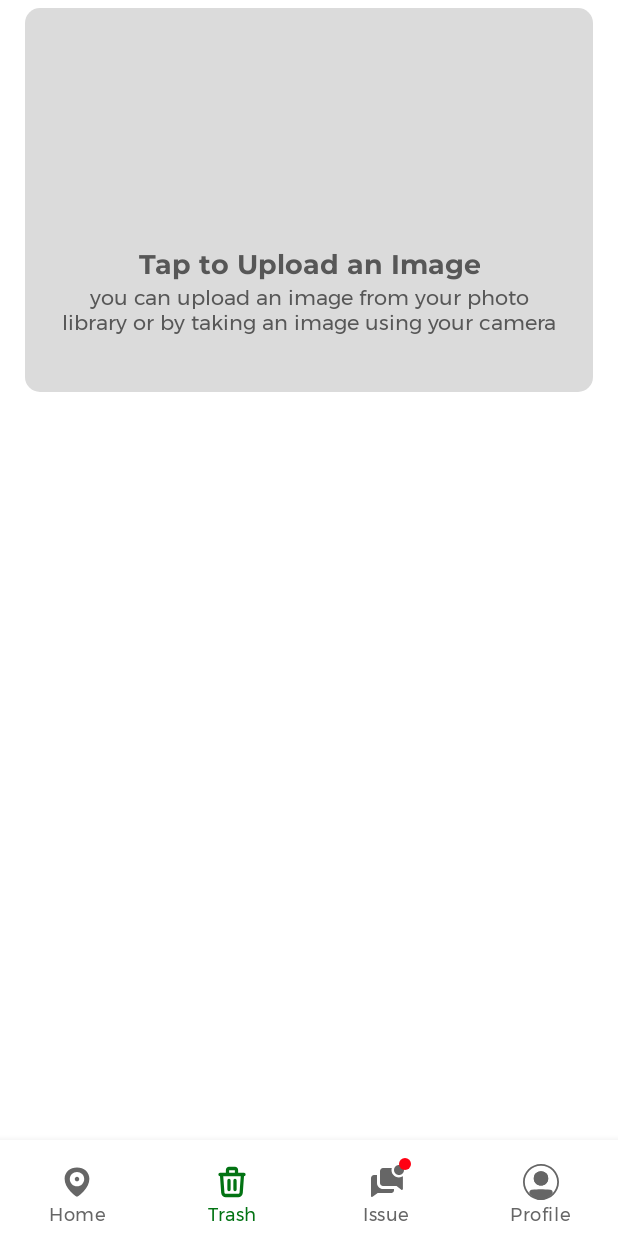
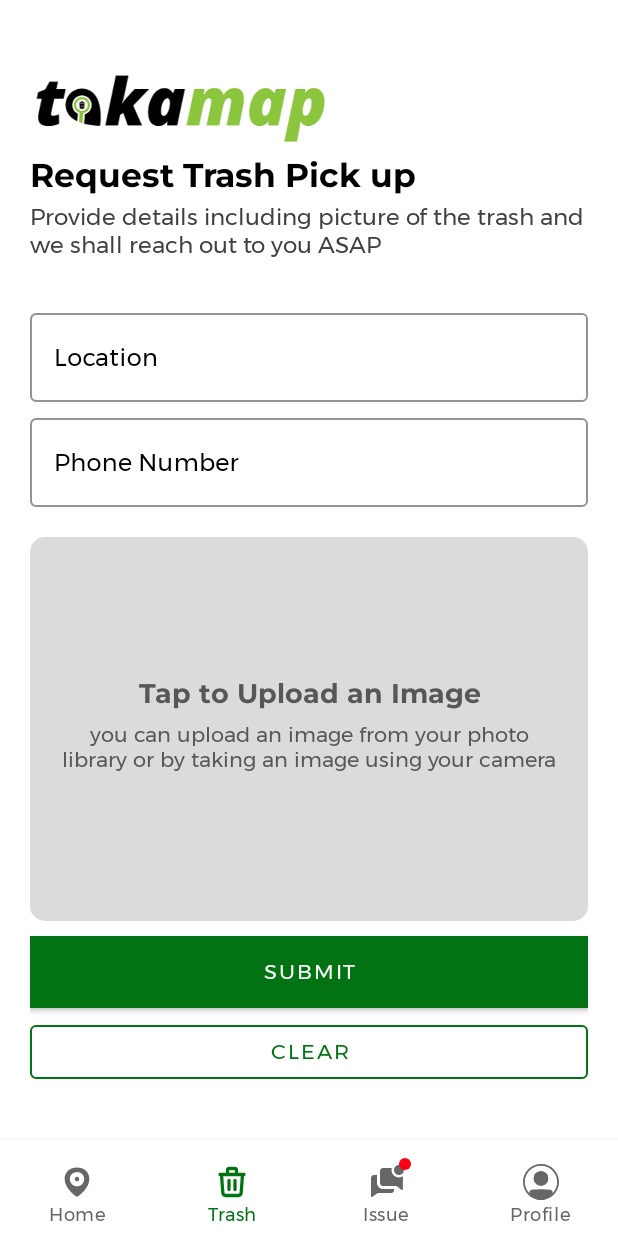
Before and after one commit to patrickhamzaokello/TakaMapNative, an Android app: the Trash screen opened through its navigation route, on a phone screen of 412 x 824 dp. Run offline under Robolectric (Android 15) with nearby library versions, the phone set to English and light mode, and no system bars; our stand-ins replace navigation-ui; libraries missing offline, so code that uses them is left out: com.androidnetworking.interceptors; 5 statements that could not run were skipped.

```diff
--- a/app/src/main/java/com/pkasemer/takamap/Apis/MovieApi.java
+++ b/app/src/main/java/com/pkasemer/takamap/Apis/MovieApi.java
@@ -61,8 +61,8 @@
             retrofit = new Retrofit.Builder()
                     .client(buildClient(context))
                     .addConverterFactory(GsonConverterFactory.create())
-                    .baseUrl("http://192.168.0.113:8080/projects/TakaMap/mobile/api/v1/")
-//                    .baseUrl("https://zodongofoods.com/mobile/api/v1/")
+//                    .baseUrl("http://192.168.0.113:8080/projects/TakaMap/mobile/api/v1/")
+                    .baseUrl("https://yugimap.com/mobile/api/v1/")
                     .build();
         }
         return retrofit;
--- a/app/src/main/java/com/pkasemer/takamap/Fragments/Home.java
+++ b/app/src/main/java/com/pkasemer/takamap/Fragments/Home.java
@@ -254,7 +254,7 @@
 //            markerOptions.icon(BitmapDescriptorFactory.defaultMarker(BitmapDescriptorFactory.HUE_GREEN));
 //            googleMap.addMarker(markerOptions);
             googleMap.moveCamera(CameraUpdateFactory.newLatLng(latLng));
-            googleMap.animateCamera(CameraUpdateFactory.zoomTo(14.8f));
+            googleMap.animateCamera(CameraUpdateFactory.zoomTo(12.8f));
 
         }
     }
@@ -311,9 +311,9 @@
 
             }
             //set latlng index ke 0
-            LatLng latLng = new LatLng(Double.parseDouble(listData.get(0).getLatitude()), Double.parseDouble(listData.get(0).getLongitude()));
+//            LatLng latLng = new LatLng(Double.parseDouble(listData.get(0).getLatitude()), Double.parseDouble(listData.get(0).getLongitude()));
             //lalu arahkan zooming ke marker index ke 0
-            googleMap.animateCamera(CameraUpdateFactory.newLatLngZoom(new LatLng(latLng.latitude,latLng.longitude), 14.0f));
+//            googleMap.animateCamera(CameraUpdateFactory.newLatLngZoom(new LatLng(latLng.latitude,latLng.longitude), 14.0f));
         }
 
         // adding on click listener to marker of google maps.
--- a/app/src/main/java/com/pkasemer/takamap/Fragments/Trash.java
+++ b/app/src/main/java/com/pkasemer/takamap/Fragments/Trash.java
@@ -40,7 +40,6 @@
     private ImageView imageView;
     Button  btnLoadimage;
     private Bitmap bitmap;
-    private ConstraintLayout uploadimageiconview;
     Uri imageUri;
 
     public Trash() {
@@ -71,8 +70,6 @@
 
 
         //show uploadimageiconview
-        uploadimageiconview = view.findViewById(R.id.uploadimageiconview);
-        uploadimageiconview.setVisibility(View.VISIBLE);
 
         imageView.setOnClickListener(new View.OnClickListener() {
             @Override
@@ -194,7 +191,7 @@
                         bitmap = (Bitmap) data.getExtras().get("data");
                         imageView.setVisibility(View.VISIBLE);
                         imageView.setImageBitmap(bitmap);
-                        uploadimageiconview.setVisibility(View.GONE);
+//                        uploadimageiconview.setVisibility(View.GONE);
                         btnLoadimage.setVisibility(View.VISIBLE);
                         // CALL THIS METHOD TO GET THE URI FROM THE BITMAP
                         Uri tempUri = getImageUri(getActivity().getApplicationContext().getApplicationContext(), bitmap);
@@ -217,7 +214,7 @@
                                 bitmap = BitmapFactory.decodeFile(picturePath);
                                 imageView.setVisibility(View.VISIBLE);
                                 imageView.setImageBitmap(bitmap);
-                                uploadimageiconview.setVisibility(View.GONE);
+//                                uploadimageiconview.setVisibility(View.GONE);
                                 btnLoadimage.setVisibility(View.VISIBLE);
 
 
--- a/app/src/main/res/layout/fragment_trash.xml
+++ b/app/src/main/res/layout/fragment_trash.xml
@@ -16,98 +16,118 @@
         <LinearLayout
             android:layout_width="match_parent"
             android:layout_height="wrap_content"
+            android:layout_margin="20dp"
             android:orientation="vertical">
 
 
-            <androidx.constraintlayout.widget.ConstraintLayout
+            <ImageView
+                android:layout_width="200dp"
+                android:layout_height="wrap_content"
+                android:scaleType="fitCenter"
+                android:src="@drawable/zodongo_request"/>
+
+            <TextView
+                android:id="@+id/register_welcomeback"
+                android:layout_width="wrap_content"
+                android:layout_height="wrap_content"
+                android:fontFamily="@font/montserrat_bold"
+                android:text="Request Trash Pick up"
+                android:textColor="#000"
+                android:textSize="22sp"
+                android:layout_marginTop="-20dp"
+                android:includeFontPadding="false"
+                android:transitionName="logo_text"
+
+                />
+
+            <TextView
+                android:id="@+id/register_subtext"
+                android:layout_width="wrap_content"
+                android:layout_height="wrap_content"
+                android:fontFamily="@font/montserrat"
+                android:includeFontPadding="false"
+                android:layout_marginTop="5dp"
+                android:textColor="@color/light_black"
+                android:text="Provide details including picture of the trash and we shall reach out to you ASAP"
+                android:textSize="15sp"
+                android:layout_marginBottom="25dp"
+                android:transitionName="logo_desc" />
+
+
+            <com.google.android.material.textfield.TextInputLayout
+                android:id="@+id/login_username"
+                style="@style/Widget.MaterialComponents.TextInputLayout.OutlinedBox"
                 android:layout_width="match_parent"
-                android:layout_height="wrap_content">
+                android:layout_height="wrap_content"
+                android:layout_marginTop="5dp"
+                android:hint="Location"
+                app:hintTextColor="@color/black"
+                android:textColorHint="@color/black"
+                app:boxStrokeColor="@color/black"
+                app:boxStrokeErrorColor="@color/purple_500"
+                android:transitionName="username_input"
+                app:counterMaxLength="15">
 
-                <androidx.constraintlayout.widget.Guideline
-                    android:id="@+id/guidetop"
-                    android:layout_width="wrap_content"
+                <com.google.android.material.textfield.TextInputEditText
+                    android:id="@+id/inputTextUsername"
+                    android:layout_width="match_parent"
                     android:layout_height="wrap_content"
-                    android:orientation="horizontal"
-                    app:layout_constraintGuide_percent="0.02" />
+                    android:inputType="text"
+                    android:textColor="@color/black"
 
-                <androidx.constraintlayout.widget.Guideline
-                    android:id="@+id/guidelineleft"
-                    android:layout_width="wrap_content"
+                    />
+
+
+            </com.google.android.material.textfield.TextInputLayout>
+
+            <com.google.android.material.textfield.TextInputLayout
+                android:id="@+id/login_user_phone"
+                style="@style/Widget.MaterialComponents.TextInputLayout.OutlinedBox"
+                android:layout_width="match_parent"
+                android:layout_height="wrap_content"
+                android:layout_marginTop="5dp"
+                app:hintTextColor="@color/black"
+                android:textColorHint="@color/black"
+                app:boxStrokeColor="@color/black"
+                android:layout_marginBottom="20dp"
+                app:boxStrokeErrorColor="@color/purple_500"
+                android:hint="Phone Number">
+
+                <com.google.android.material.textfield.TextInputEditText
+                    android:id="@+id/inputTextPhone"
+                    android:layout_width="match_parent"
                     android:layout_height="wrap_content"
-                    android:orientation="vertical"
-                    app:layout_constraintGuide_percent="0.04" />
+                    android:textColor="@color/black"
 
-                <androidx.constraintlayout.widget.Guideline
-                    android:id="@+id/guidelineright"
-                    android:layout_width="wrap_content"
-                    android:layout_height="wrap_content"
-                    android:orientation="vertical"
-                    app:layout_constraintGuide_percent="0.96" />
+                    android:inputType="phone" />
 
-                <androidx.constraintlayout.widget.Guideline
-                    android:id="@+id/guidelinebottom"
-                    android:layout_width="wrap_content"
-                    android:layout_height="wrap_content"
-                    android:orientation="horizontal"
-                    app:layout_constraintGuide_percent="0.98" />
 
+            </com.google.android.material.textfield.TextInputLayout>
+
+
+            <RelativeLayout
+                android:layout_width="match_parent"
+                android:layout_height="256dp">
 
                 <ImageView
                     android:id="@+id/my_avatar_imageview"
-                    android:layout_width="0dp"
-                    android:layout_height="256dp"
+                    android:layout_width="match_parent"
+                    android:layout_height="match_parent"
                     android:adjustViewBounds="true"
                     android:background="@drawable/green_roundedcorners"
                     android:scaleType="centerCrop"
-                    app:layout_constraintEnd_toStartOf="@+id/guidelineright"
-                    app:layout_constraintHorizontal_bias="1.0"
-                    app:layout_constraintStart_toStartOf="@+id/guidelineleft"
-                    app:layout_constraintTop_toTopOf="@+id/guidetop" />
+                    app:layout_constraintHorizontal_bias="1.0" />
 
-
-                <Button
-                    android:id="@+id/loadimagesourcebtn"
-                    android:layout_width="wrap_content"
-                    android:layout_height="wrap_content"
-                    android:layout_alignParentStart="true"
-                    android:text="Upload"
-                    android:textColor="@color/white"
-                    app:layout_constraintTop_toBottomOf="@+id/uploadimageiconview"
-                    app:layout_constraintEnd_toEndOf="parent"
-                    android:layout_marginRight="20dp"
-                    android:layout_marginTop="20dp"
-                  />
-
-
-
-
-
-                <androidx.constraintlayout.widget.ConstraintLayout
-                    android:id="@+id/uploadimageiconview"
-                    android:layout_width="0dp"
-                    android:layout_height="256dp"
-                    app:layout_constraintEnd_toEndOf="@id/my_avatar_imageview"
-                    app:layout_constraintStart_toStartOf="@id/my_avatar_imageview"
-                    app:layout_constraintTop_toTopOf="@id/guidetop">
-
-                    <androidx.constraintlayout.widget.Guideline
-                        android:id="@+id/guideline8"
-                        android:layout_width="wrap_content"
-                        android:layout_height="wrap_content"
-                        android:orientation="horizontal"
-                        app:layout_constraintGuide_percent="0.1" />
-
-                    <androidx.constraintlayout.widget.Guideline
-                        android:id="@+id/guideline9"
-                        android:layout_width="wrap_content"
-                        android:layout_height="wrap_content"
-                        android:orientation="horizontal"
-                        app:layout_constraintGuide_percent="0.9" />
-
+                <LinearLayout
+                    android:layout_width="match_parent"
+                    android:layout_height="match_parent"
+                    android:layout_alignParentBottom="true"
+                    android:gravity="center_vertical"
+                    android:orientation="vertical">
 
                     <TextView
                         android:id="@+id/uploadimagetext"
-                        android:layout_width="wrap_content"
+                        android:layout_width="match_parent"
                         android:layout_height="wrap_content"
                         android:layout_marginTop="5dp"
                         android:fontFamily="@font/montserrat_bold"
@@ -122,8 +142,9 @@
 
                     <TextView
                         android:id="@+id/uploadimagealttext"
-                        android:layout_width="0dp"
+                        android:layout_width="match_parent"
                         android:layout_height="wrap_content"
+                        android:layout_marginTop="5dp"
                         android:layout_marginBottom="10dp"
                         android:fontFamily="@font/montserrat"
                         android:gravity="center"
@@ -135,14 +156,52 @@
                         app:layout_constraintStart_toStartOf="parent"
 
                         />
+                </LinearLayout>
 
 
-                </androidx.constraintlayout.widget.ConstraintLayout>
+            </RelativeLayout>
 
 
-            </androidx.constraintlayout.widget.ConstraintLayout>
+            <Button
+                android:id="@+id/loadimagesourcebtn"
+                android:layout_width="wrap_content"
+                android:layout_height="wrap_content"
+                android:layout_alignParentStart="true"
+                android:layout_marginTop="20dp"
+                android:layout_marginRight="20dp"
+                android:text="Upload"
+                android:textColor="@color/white"
+                app:layout_constraintEnd_toEndOf="parent"
+                app:layout_constraintTop_toBottomOf="@+id/uploadimageiconview" />
 
 
+            <Button
+                android:id="@+id/register_btn"
+                android:layout_width="match_parent"
+                android:layout_height="wrap_content"
+                android:layout_marginTop="10dp"
+                android:layout_marginBottom="5dp"
+                android:background="#000000"
+                android:text="Submit"
+                android:textColor="#fff"
+                android:transitionName="account_button"
+
+                />
+
+
+
+            <com.google.android.material.button.MaterialButton
+                android:id="@+id/login_screen"
+                style="@style/Widget.MaterialComponents.Button.OutlinedButton"
+                android:layout_width="match_parent"
+                android:layout_height="wrap_content"
+                android:transitionName="account_change"
+                android:text="Clear"
+                android:layout_marginBottom="30dp"
+                android:textColor="@color/purple_500"
+                app:layout_constraintStart_toStartOf="parent"
+                app:strokeColor="@color/purple_500"
+                app:strokeWidth="1dp" />
 
         </LinearLayout>
 
```
Also changed, not shown: app/src/main/res/drawable/zodongo_request.png (added).
